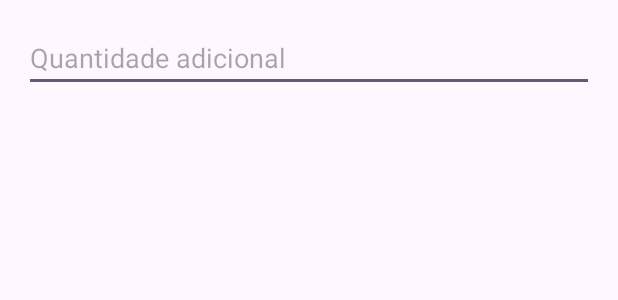
After one commit to FelipeBernall/CakeStock, an Android app: the layout dialog_add_quantity.xml on its own in the app's theme, with its tools: preview values and no code run, on a phone screen of 412 x 824 dp. The commit adds this screen. Shown: the top 300 px of the screen. Run offline under Robolectric (Android 15) with nearby library versions, the phone set to English and light mode, and no system bars.

Commit message:
Adicionado ingredientes no estoque pelo botão 'btnAdicionar'.

```diff
--- a/app/src/main/res/layout/activity_estoque_ingrediente.xml
+++ b/app/src/main/res/layout/activity_estoque_ingrediente.xml
@@ -4,7 +4,7 @@
     xmlns:tools="http://schemas.android.com/tools"
     android:layout_width="match_parent"
     android:layout_height="match_parent"
-    tools:context=".ListaIngredientes">
+    tools:context=".ingrediente.EstoqueIngrediente">
 
     <!-- Layout para o botão de voltar e o título -->
     <LinearLayout
--- /dev/null
+++ b/app/src/main/res/layout/dialog_add_quantity.xml
@@ -0,0 +1,22 @@
+<?xml version="1.0" encoding="utf-8"?>
+<LinearLayout xmlns:android="http://schemas.android.com/apk/res/android"
+    android:layout_width="match_parent"
+    android:layout_height="wrap_content"
+    android:orientation="vertical"
+    android:padding="16dp">
+
+    <EditText
+        android:id="@+id/editQuantidade"
+        android:layout_width="match_parent"
+        android:layout_height="wrap_content"
+        android:hint="Quantidade adicional"
+        android:inputType="numberDecimal" />
+
+    <EditText
+        android:id="@+id/editUnidadeMedida"
+        android:layout_width="match_parent"
+        android:layout_height="wrap_content"
+        android:hint="Peso/Volume por unidade"
+        android:inputType="numberDecimal"
+        android:visibility="gone" />
+</LinearLayout>
--- a/app/src/main/res/layout/item_ingrediente.xml
+++ b/app/src/main/res/layout/item_ingrediente.xml
@@ -41,10 +41,10 @@
 
     <!-- Botão de Excluir -->
     <ImageButton
-        android:id="@+id/btnExcluir"
+        android:id="@+id/btnAdicionar"
         android:layout_width="50dp"
         android:layout_height="50dp"
-        android:src="@drawable/ic_delete"
+        android:src="@drawable/ic_add"
         android:contentDescription="Excluir"
         android:background="?attr/selectableItemBackgroundBorderless"
         android:layout_marginStart="8dp" />
```
Also changed, not shown: app/src/main/java/com/example/cakestock/ingrediente/EstoqueIngrediente.java (+57 -34 lines), app/src/main/java/com/example/cakestock/ingrediente/IngredienteAdapter.java (+11 -4 lines).
